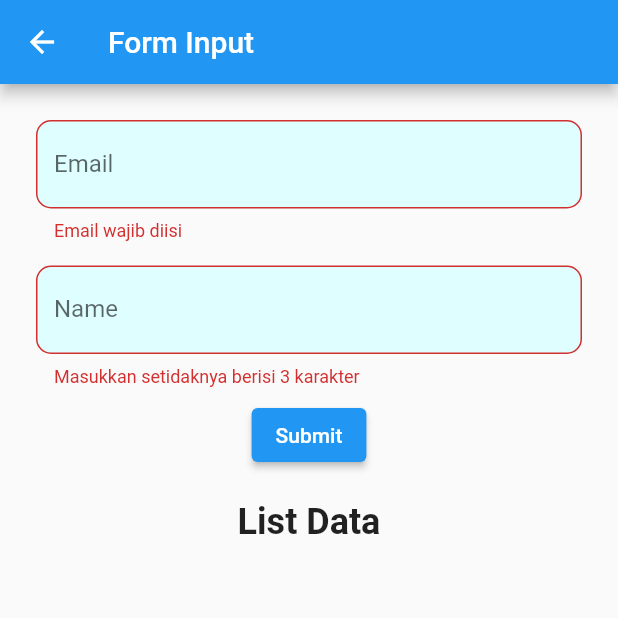
After one commit to RuthDianaPurnamasari/PemrogramanIV_714220042, a Flutter app: the MyInputForm screen opened directly, after a tap on "Submit", on a phone screen of 412 x 824 dp, the top half of it. The commit adds this screen. Run offline on Flutter 3.47's test engine with Material 3 defaults, Android fonts, the phone set to English and light mode, and no system bars; key blocks and very long unbroken strings in the code were emptied for the run.

Commit message:
praktikum6

```diff
--- a/Praktikum06/praktikum/pertemuan6/lib/bottom_navbar.dart
+++ b/Praktikum06/praktikum/pertemuan6/lib/bottom_navbar.dart
@@ -1,4 +1,5 @@
 import 'package:flutter/material.dart';
+import 'package:pertemuan6/input_form.dart';
 import 'package:pertemuan6/input_validation.dart';
 import 'main.dart';
 
@@ -14,7 +15,8 @@ class _DynamicBottomNavbarState extends State<DynamicBottomNavbar> {
 
   final List<Widget> _pages = <Widget>[
     const MyInput(),
-    const MyFormValidation()
+    const MyFormValidation(),
+    const MyInputForm(),
   ];
 
   void onTabTapped(int index) {
@@ -36,8 +38,12 @@ class _DynamicBottomNavbarState extends State<DynamicBottomNavbar> {
             label: 'Latihan',
           ),
           BottomNavigationBarItem(
-            icon: Icon(Icons.task_alt_outlined),
+            icon: Icon(Icons.input_outlined),
             label: 'Form Validation',
+          ),
+          BottomNavigationBarItem(
+            icon: Icon(Icons.dynamic_form_rounded),
+            label: 'Form Input',
           ),
         ],
         backgroundColor: Colors.blueAccent,
--- /dev/null
+++ b/Praktikum06/praktikum/pertemuan6/lib/input_form.dart
@@ -0,0 +1,233 @@
+import 'package:flutter/material.dart';
+
+class MyInputForm extends StatefulWidget {
+  const MyInputForm({super.key});
+
+  @override
+  State<MyInputForm> createState() => _MyInputFormState();
+}
+
+class _MyInputFormState extends State<MyInputForm> {
+  final GlobalKey<FormState> _formKey = GlobalKey<FormState>();
+  final List<Map<String, dynamic>> _myDataList = [];
+  TextEditingController _controllerEmail = TextEditingController();
+  TextEditingController _controllerNama = TextEditingController();
+  Map<String,dynamic>?editedData;
+
+  @override
+  Widget build(BuildContext context) {
+    return Scaffold(
+      appBar: AppBar(
+        title: const Text('Form Input'),
+      ),
+      body: Padding(
+        padding: const EdgeInsets.all(16.0),
+        child: Form(
+          key: _formKey,
+          child: Column(
+            children: [
+              Padding(
+                padding: const EdgeInsets.all(8.0),
+                child: TextFormField(
+                  controller: _controllerEmail,
+                  keyboardType: TextInputType.emailAddress,
+                  validator: _validateEmail,
+                  decoration: const InputDecoration(
+                    hintText: 'Write your email here...',
+                    labelText: 'Email',
+                    border: OutlineInputBorder(
+                      borderRadius: BorderRadius.all(
+                        Radius.circular(10),
+                      ),
+                    ),
+                    fillColor: Color.fromARGB(255, 222, 254, 255),
+                    filled: true
+                  ),
+                ),
+              ),
+              Padding(
+                padding: const EdgeInsets.all(8.0),
+                child: TextFormField(
+                  controller: _controllerNama,
+                  validator: _validateNama,
+                  decoration: const InputDecoration(
+                    hintText: 'Write your name here...',
+                    labelText: 'Name',
+                    border: OutlineInputBorder(
+                      borderRadius: BorderRadius.all(
+                        Radius.circular(10),
+                      ),
+                    ),
+                    fillColor: Color.fromARGB(255, 222, 254, 255),
+                    filled: true
+                  ),
+                ),
+              ),
+              ElevatedButton(
+                  child: Text(editedData != null ? "Update" : "Submit"),
+                  onPressed: () {
+                    if (_formKey.currentState!.validate()) {
+                      setState(() {
+                        _addData();
+                      });
+                    }
+                  },
+              ),
+              const SizedBox(height: 20),
+                const Center(
+                  child: Text(
+                    'List Data',
+                    style:
+                    TextStyle(
+                      fontSize: 24,
+                      fontWeight: FontWeight.bold,
+                    ),
+                  ),
+                ),
+                Expanded(
+                  child: ListView.builder(
+                    shrinkWrap: true,
+                    itemCount: _myDataList.length,
+                    itemBuilder: (context, index) {
+                      final data = _myDataList[index];
+                      return Padding(
+                        padding: const EdgeInsets.all(8.0),
+                        child: Row(
+                          children: [
+                            CircleAvatar(
+                              backgroundColor: Colors.grey,
+                              child: Text(
+                                'ULBI',
+                                style: const TextStyle(
+                                  fontWeight: FontWeight.bold
+                                ),
+                              ),
+                            ),
+                            SizedBox(width: 10),
+                            Expanded(
+                              child: Column(
+                                crossAxisAlignment: CrossAxisAlignment.start,
+                                children: [
+                                  Text(data['name'] ?? ''),
+                                  Text(data['email'] ?? ''),
+                                ],
+                              ),
+                            ),
+                            IconButton(
+                              onPressed: (){
+                              setState(() {
+                                _editData(data);
+                              });
+                              },
+                              icon: const Icon(Icons.edit),
+                            ),
+                            IconButton(
+                              onPressed: (){
+                                setState(() {
+                                  _deleteData(data);
+                                });
+                              },
+                              icon: const Icon(Icons.delete),
+                            ),
+                          ],
+                        ),
+                      );
+                    },
+                  ),
+                ),
+            ],
+          ),
+        ),
+      ));
+  }
+
+  @override
+  void dispose() {
+    _controllerEmail.dispose();
+    _controllerNama.dispose();
+    super.dispose();
+  }
+
+  String? _validateEmail(String? value) {
+    const String expression = "[a-zA-Z0-9+._%-+]{1,256}"
+        "\\@"
+        "[a-zA-Z0-9][a-zA-Z0-9\\-]{0,64}"
+        "("
+        "\\."
+        "[a-zA-Z0-9][a-zA-Z0-9\\-]{0,25}"
+        ")+";
+    final RegExp regExp = RegExp(expression);
+
+    if (value!.isEmpty) {
+      return 'Email wajib diisi';
+    }
+
+    if (!regExp.hasMatch(value)) {
+      return "Tolong inputkan email yang valid!";
+    }
+    return null;
+  }
+
+  String? _validateNama(String? value) {
+    if (value!.length < 3) {
+      return 'Masukkan setidaknya berisi 3 karakter';
+    }
+    return null;
+  }
+
+  void _addData() {
+    final data = {
+      'name': _controllerNama.text,
+      'email': _controllerEmail.text,
+    };
+    setState(() {
+      if(editedData != null){
+        editedData!['name'] = data['name'];
+        editedData!['email'] = data['email'];
+        editedData = null;
+      }else{
+        _myDataList.add(data);
+      }
+      _controllerNama.clear();
+      _controllerEmail.clear();
+    });
+  }
+
+  void _editData(Map<String, dynamic> data) {
+    setState(() {
+      _controllerEmail.text = data['email'];
+      _controllerNama.text = data['name'];
+      editedData = data;
+    });
+  }
+
+  void _deleteData(Map<String, dynamic> data) {
+  showDialog(
+    context: context,
+    builder: (context) {
+      return AlertDialog(
+        title: const Text('Delete Data'),
+        content: const Text('Apakah Anda yakin ingin menghapus data ini?'),
+        actions: [
+          TextButton(
+            onPressed: () {
+              Navigator.of(context).pop();
+            },
+            child: const Text('Batal'),
+          ),
+          TextButton(
+            onPressed: () {
+              setState(() {
+                _myDataList.remove(data);
+              });
+              Navigator.of(context).pop();
+            },
+            child: const Text('Hapus'),
+          ),
+        ],
+      );
+    },
+  );
+}
+
+}
```
Also changed, not shown: Praktikum06/praktikum/pertemuan6/lib/input_validation.dart (+85 -7 lines), Praktikum06/praktikum/pertemuan6/lib/main.dart (+19 -17 lines), Praktikum06/output/output.gif (added), Praktikum06/praktikum/pertemuan6/analysis_options.yaml (line endings or trailing spaces).
